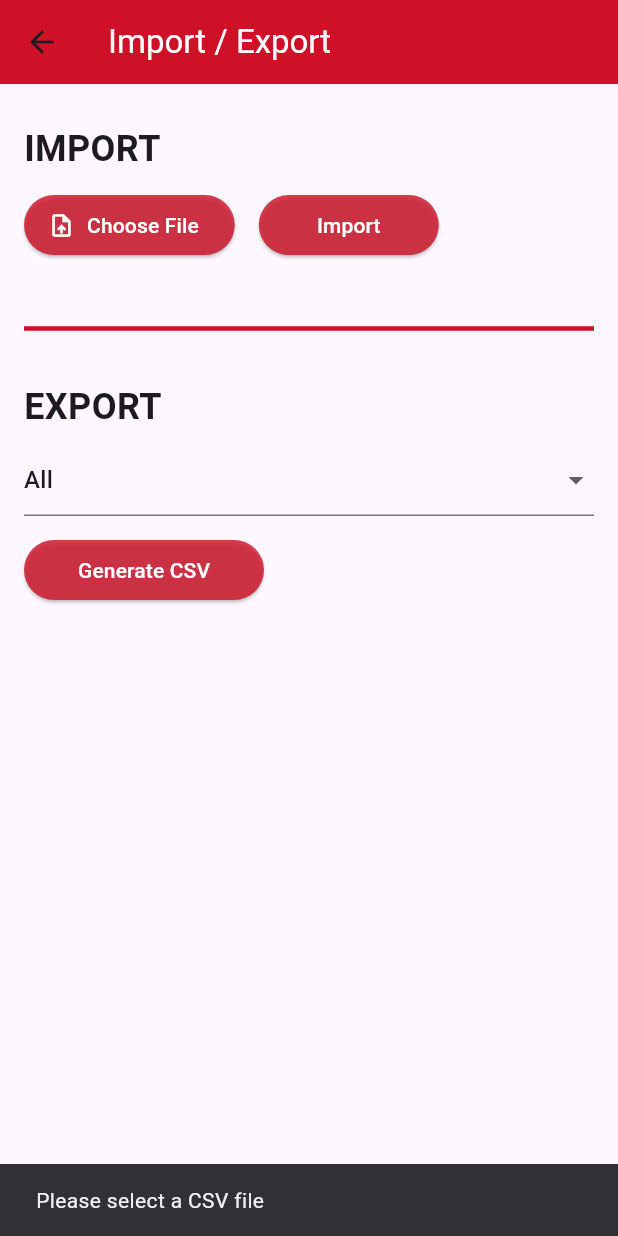
After one commit to akramul47/inventory_user, a Flutter app: the ExportImportPage screen opened directly, after a tap on "Import", on a phone screen of 412 x 824 dp. The commit adds this screen. Run offline on Flutter 3.47's test engine with Material 3 defaults, Android fonts, the phone set to English and light mode, and no system bars; our stand-ins replace cached_network_image, file_picker, image_picker, shared_preferences, shimmer; missing offline and left inert: barcode_scan2; accounts and stored records are empty.

Commit message:
Import/Export

```diff
--- a/lib/screens/add_item.dart
+++ b/lib/screens/add_item.dart
@@ -168,7 +168,7 @@ class _AddItemPageState extends State<AddItemPage> {
         request.fields['warehouse_id'] = _selectedWarehouseId.toString();
         request.fields['category_id'] = _selectedCategoryId.toString();
         request.fields['product_name'] = _nameController.text.trim();
-        // request.fields['description'] = _descriptionController.text.trim();
+        request.fields['description'] = _descriptionController.text.trim();
         request.fields['product_retail_price'] =
             _retailPriceController.text.trim();
         request.fields['product_sale_price'] = _salePriceController.text.trim();
@@ -309,7 +309,7 @@ class _AddItemPageState extends State<AddItemPage> {
       request.fields['category_id'] = _selectedCategoryId.toString();
       request.fields['brand_id'] = _selectedBrandId.toString();
       request.fields['product_name'] = name;
-      // request.fields['description'] = description;
+      request.fields['description'] = description;
       request.fields['product_retail_price'] = retailPrice.toString();
       request.fields['product_sale_price'] = salePrice.toString();
       request.fields['scan_code'] = barcode;
--- /dev/null
+++ b/lib/screens/export_import_screen.dart
@@ -0,0 +1,294 @@
+import 'package:file_picker/file_picker.dart';
+import 'package:flutter/material.dart';
+import 'package:http/http.dart' as http;
+import 'dart:convert';
+import 'package:path_provider/path_provider.dart';
+import 'dart:io';
+import 'package:provider/provider.dart';
+
+import '../models/product_model.dart';
+import '../providers/product_provider.dart';
+import '../services/auth_servcie.dart';
+import '../utils/pallete.dart';
+
+class ExportImportPage extends StatefulWidget {
+  const ExportImportPage({Key? key}) : super(key: key);
+
+  @override
+  State<ExportImportPage> createState() => _ExportImportPageState();
+}
+
+class _ExportImportPageState extends State<ExportImportPage> {
+  Warehouse? _selectedWarehouse;
+  PlatformFile? _selectedFile;
+  bool _isImportingProducts = false;
+  bool _isExportingProducts = false;
+  String? _downloadUrl;
+
+  Future<void> _importProducts() async {
+    if (_selectedFile == null) {
+      ScaffoldMessenger.of(context).showSnackBar(
+        const SnackBar(content: Text('Please select a CSV file')),
+      );
+      return;
+    }
+
+    setState(() {
+      _isImportingProducts = true;
+    });
+
+    final token = await AuthService.getToken();
+    final request = http.MultipartRequest(
+      'POST',
+      Uri.parse('https://warehouse.z8tech.one/Backend/public/api/import'),
+    );
+    request.headers['Authorization'] = 'Bearer $token';
+    request.files.add(
+      http.MultipartFile.fromBytes(
+        'file',
+        _selectedFile?.bytes ?? [],
+        filename: _selectedFile?.name,
+      ),
+    );
+
+    print('Import request: $request');
+
+    final response = await request.send();
+
+    setState(() {
+      _isImportingProducts = false;
+    });
+
+    if (response.statusCode == 200) {
+      ScaffoldMessenger.of(context).showSnackBar(
+        const SnackBar(content: Text('Imported successfully')),
+      );
+    } else {
+      ScaffoldMessenger.of(context).showSnackBar(
+        SnackBar(content: Text('Error: ${response.reasonPhrase}')),
+      );
+    }
+  }
+
+  Future<void> _exportProducts() async {
+    setState(() {
+      _isExportingProducts = true;
+      _downloadUrl = null;
+    });
+
+    final token = await AuthService.getToken();
+    final url = _selectedWarehouse == null
+        ? 'https://warehouse.z8tech.one/Backend/public/api/export'
+        : 'https://warehouse.z8tech.one/Backend/public/api/export-By-Warehouse/${_selectedWarehouse!.id}';
+
+    final payload =
+        _selectedWarehouse == null ? {} : {'id': _selectedWarehouse!.id};
+
+    print('Export request URL: $url');
+    print('Export request payload: $payload');
+
+    final response = await http.post(
+      Uri.parse(url),
+      headers: {'Authorization': 'Bearer $token'},
+      body: jsonEncode(payload),
+    );
+
+    setState(() {
+      _isExportingProducts = false;
+    });
+
+    if (response.statusCode == 200) {
+      final data = jsonDecode(response.body);
+      if (data['status'] == true) {
+        final fileUrl = data['url'];
+        setState(() {
+          _downloadUrl = fileUrl;
+        });
+      } else {
+        ScaffoldMessenger.of(context).showSnackBar(
+          const SnackBar(content: Text('Error exporting products')),
+        );
+      }
+    } else {
+      ScaffoldMessenger.of(context).showSnackBar(
+        SnackBar(content: Text('Error: ${response.reasonPhrase}')),
+      );
+    }
+  }
+
+  Future<void> _downloadFile(String url) async {
+    final response = await http.get(Uri.parse(url));
+    final bytes = response.bodyBytes;
+
+    final directory = await getExternalStorageDirectory();
+    final path = directory!.path;
+    final fileName = url.split('/').last;
+    final file = File('$path/$fileName');
+
+    await file.writeAsBytes(bytes);
+
+    ScaffoldMessenger.of(context).showSnackBar(
+      SnackBar(
+        content: Text('File downloaded to $path/$fileName'),
+      ),
+    );
+  }
+
+  @override
+  Widget build(BuildContext context) {
+    final productProvider = Provider.of<ProductProvider>(context);
+    final warehouses = productProvider.warehouses;
+
+    return Scaffold(
+      appBar: AppBar(
+        title: const Text(
+          'Import / Export',
+          style: TextStyle(color: Colors.white),
+        ),
+        backgroundColor: Pallete.primaryRed,
+      ),
+      body: Padding(
+        padding: const EdgeInsets.all(16.0),
+        child: Column(
+          crossAxisAlignment: CrossAxisAlignment.start,
+          children: [
+            const SizedBox(
+              height: 10,
+            ),
+            const Text(
+              'IMPORT',
+              style: TextStyle(fontSize: 24, fontWeight: FontWeight.bold),
+            ),
+            const SizedBox(height: 10),
+            Row(
+              children: [
+                ElevatedButton.icon(
+                  onPressed: () async {
+                    final result = await FilePicker.platform.pickFiles(
+                      allowMultiple: false,
+                      type: FileType.custom,
+                      allowedExtensions: ['csv'],
+                    );
+                    if (result != null) {
+                      setState(() {
+                        _selectedFile = result.files.single;
+                      });
+                    }
+                  },
+                  style: ElevatedButton.styleFrom(
+                    backgroundColor: Pallete.primaryRed.withOpacity(0.8),
+                    foregroundColor: Colors.white,
+                  ),
+                  icon: const Icon(Icons.upload_file),
+                  label: const Text('Choose File'),
+                ),
+                const SizedBox(width: 16),
+                SizedBox(
+                  width: 120,
+                  height: 40,
+                  child: ElevatedButton(
+                    onPressed: _isImportingProducts ? null : _importProducts,
+                    style: ElevatedButton.styleFrom(
+                      backgroundColor: Pallete.primaryRed.withOpacity(0.8),
+                      foregroundColor: Colors.white,
+                    ),
+                    child: _isImportingProducts
+                        ? const SizedBox(
+                            width: 20,
+                            height: 20,
+                            child: CircularProgressIndicator(
+                              strokeWidth: 2,
+                              valueColor: AlwaysStoppedAnimation<Color>(
+                                Colors.white,
+                              ),
+                            ),
+                          )
+                        : const Text('Import'),
+                  ),
+                ),
+              ],
+            ),
+            const SizedBox(height: 10),
+            if (_selectedFile != null)
+              Text(
+                'Selected file: ${_selectedFile!.name}',
+                style: const TextStyle(fontSize: 16),
+              ),
+            const Divider(
+              height: 70,
+              thickness: 3,
+              color: Pallete.primaryRed,
+            ),
+            const Text(
+              'EXPORT',
+              style: TextStyle(fontSize: 24, fontWeight: FontWeight.bold),
+            ),
+            const SizedBox(height: 8),
+            DropdownButtonFormField<Warehouse>(
+              value: _selectedWarehouse,
+              hint: const Text('Select Warehouse'),
+              items: [
+                const DropdownMenuItem(
+                  value: null,
+                  child: Text('All'),
+                ),
+                ...warehouses.map((warehouse) {
+                  return DropdownMenuItem<Warehouse>(
+                    value: warehouse,
+                    child: Text(warehouse.name),
+                  );
+                }).toList(),
+              ],
+              onChanged: (value) {
+                setState(() {
+                  _selectedWarehouse = value;
+                });
+              },
+              validator: (value) {
+                if (value == null) {
+                  return 'Please select a warehouse';
+                }
+                return null;
+              },
+            ),
+            const SizedBox(height: 16),
+            SizedBox(
+              width: 160,
+              height: 40,
+              child: ElevatedButton(
+                onPressed: _isExportingProducts ? null : _exportProducts,
+                style: ElevatedButton.styleFrom(
+                  backgroundColor: Pallete.primaryRed.withOpacity(0.8),
+                  foregroundColor: Colors.white,
+                ),
+                child: _isExportingProducts
+                    ? const SizedBox(
+                        width: 20,
+                        height: 20,
+                        child: CircularProgressIndicator(
+                          strokeWidth: 2,
+                          valueColor: AlwaysStoppedAnimation<Color>(
+                            Colors.white,
+                          ),
+                        ),
+                      )
+                    : const Text('Generate CSV'),
+              ),
+            ),
+            const SizedBox(height: 16),
+            if (_downloadUrl != null)
+              ElevatedButton.icon(
+                onPressed: () => _downloadFile(_downloadUrl!),
+                style: ElevatedButton.styleFrom(
+                  backgroundColor: Pallete.primaryRed.withOpacity(0.8),
+                  foregroundColor: Colors.white,
+                ),
+                icon: const Icon(Icons.download),
+                label: const Text('Download CSV'),
+              ),
+          ],
+        ),
+      ),
+    );
+  }
+}
--- a/pubspec.yaml
+++ b/pubspec.yaml
@@ -46,6 +46,8 @@ dependencies:
   barcode_scan2: ^4.3.0
   path: ^1.8.3
   http_parser: ^4.0.0
+  file_picker: ^8.0.0+1
+  path_provider: ^2.1.2
 
 dev_dependencies:
   flutter_test:
```
Also changed, not shown: lib/widgets/app_drawer.dart (+13 -2 lines), pubspec.lock.
